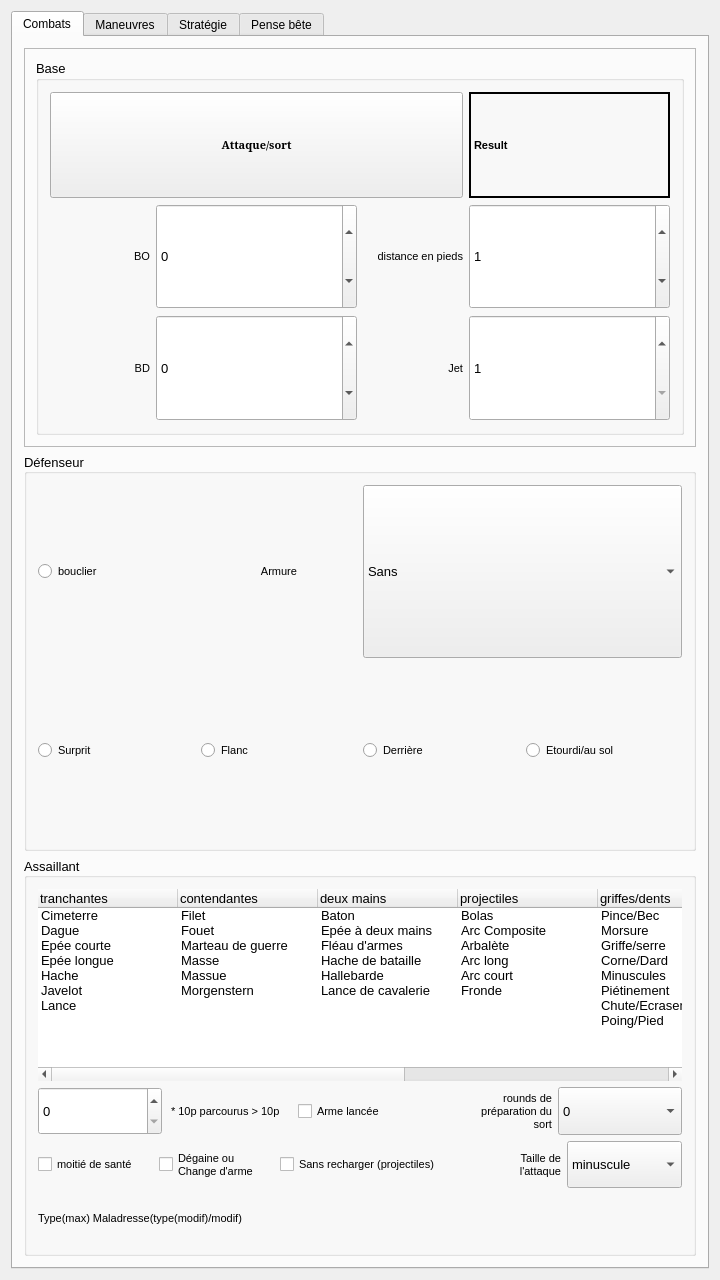
Before: the Qt Designer form mainwindow.ui in e2002e/JRTM-MERP, drawn with Qt 5.
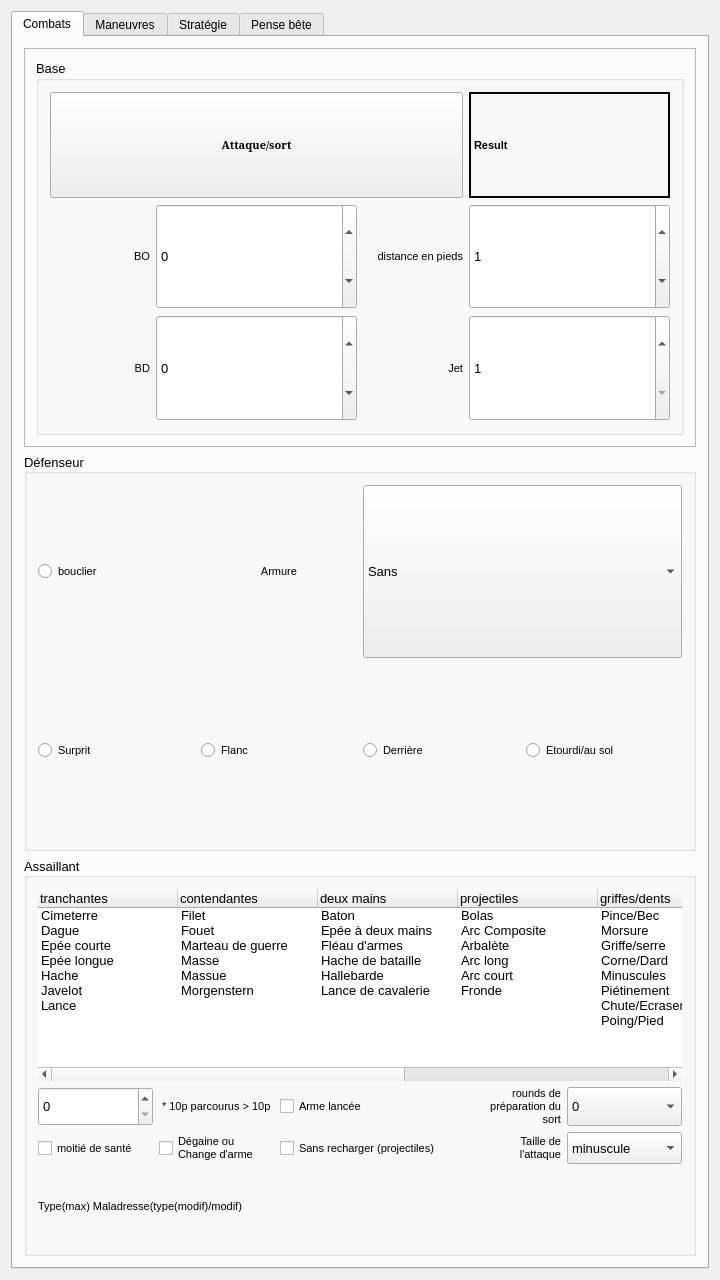
After: the same form once the commit is applied. Icons and pictures are not drawn.

```diff
--- a/mainwindow.ui
+++ b/mainwindow.ui
@@ -633,7 +633,284 @@
            <set>Qt::AlignLeading|Qt::AlignLeft|Qt::AlignVCenter</set>
           </property>
           <layout class="QGridLayout" name="gridLayout_12">
-           <item row="0" column="0" colspan="6">
+           <item row="1" column="0" colspan="3">
+            <layout class="QGridLayout" name="gridLayout_8">
+             <item row="1" column="4">
+              <widget class="QComboBox" name="comboBox_5">
+               <property name="enabled">
+                <bool>true</bool>
+               </property>
+               <property name="sizePolicy">
+                <sizepolicy hsizetype="Preferred" vsizetype="Preferred">
+                 <horstretch>0</horstretch>
+                 <verstretch>0</verstretch>
+                </sizepolicy>
+               </property>
+               <property name="layoutDirection">
+                <enum>Qt::LeftToRight</enum>
+               </property>
+               <property name="sizeAdjustPolicy">
+                <enum>QComboBox::AdjustToContents</enum>
+               </property>
+               <item>
+                <property name="text">
+                 <string>minuscule</string>
+                </property>
+               </item>
+               <item>
+                <property name="text">
+                 <string>petite</string>
+                </property>
+               </item>
+               <item>
+                <property name="text">
+                 <string>moyenne</string>
+                </property>
+               </item>
+               <item>
+                <property name="text">
+                 <string>grande</string>
+                </property>
+               </item>
+               <item>
+                <property name="text">
+                 <string>énormes</string>
+                </property>
+               </item>
+              </widget>
+             </item>
+             <item row="1" column="3">
+              <widget class="QLabel" name="label_9">
+               <property name="sizePolicy">
+                <sizepolicy hsizetype="Preferred" vsizetype="Preferred">
+                 <horstretch>0</horstretch>
+                 <verstretch>0</verstretch>
+                </sizepolicy>
+               </property>
+               <property name="font">
+                <font>
+                 <pointsize>8</pointsize>
+                 <weight>50</weight>
+                 <italic>false</italic>
+                 <bold>false</bold>
+                 <underline>false</underline>
+                </font>
+               </property>
+               <property name="text">
+                <string>Taille de
+l'attaque</string>
+               </property>
+               <property name="alignment">
+                <set>Qt::AlignRight|Qt::AlignTrailing|Qt::AlignVCenter</set>
+               </property>
+              </widget>
+             </item>
+             <item row="1" column="1">
+              <widget class="QCheckBox" name="checkBox_9">
+               <property name="sizePolicy">
+                <sizepolicy hsizetype="Preferred" vsizetype="Preferred">
+                 <horstretch>0</horstretch>
+                 <verstretch>0</verstretch>
+                </sizepolicy>
+               </property>
+               <property name="font">
+                <font>
+                 <pointsize>8</pointsize>
+                 <weight>50</weight>
+                 <bold>false</bold>
+                </font>
+               </property>
+               <property name="text">
+                <string>Dégaine ou
+Change d'arme</string>
+               </property>
+               <property name="autoExclusive">
+                <bool>false</bool>
+               </property>
+              </widget>
+             </item>
+             <item row="1" column="2">
+              <widget class="QCheckBox" name="checkBox_2">
+               <property name="enabled">
+                <bool>true</bool>
+               </property>
+               <property name="sizePolicy">
+                <sizepolicy hsizetype="Preferred" vsizetype="Preferred">
+                 <horstretch>0</horstretch>
+                 <verstretch>0</verstretch>
+                </sizepolicy>
+               </property>
+               <property name="font">
+                <font>
+                 <pointsize>8</pointsize>
+                 <weight>50</weight>
+                 <bold>false</bold>
+                </font>
+               </property>
+               <property name="layoutDirection">
+                <enum>Qt::LeftToRight</enum>
+               </property>
+               <property name="text">
+                <string>Sans recharger (projectiles)</string>
+               </property>
+              </widget>
+             </item>
+             <item row="1" column="0">
+              <widget class="QCheckBox" name="checkBox_10">
+               <property name="sizePolicy">
+                <sizepolicy hsizetype="Preferred" vsizetype="Preferred">
+                 <horstretch>0</horstretch>
+                 <verstretch>0</verstretch>
+                </sizepolicy>
+               </property>
+               <property name="font">
+                <font>
+                 <pointsize>8</pointsize>
+                 <weight>50</weight>
+                 <bold>false</bold>
+                </font>
+               </property>
+               <property name="text">
+                <string>moitié de santé</string>
+               </property>
+               <property name="autoExclusive">
+                <bool>false</bool>
+               </property>
+              </widget>
+             </item>
+             <item row="0" column="0">
+              <widget class="QSpinBox" name="spinBox_5">
+               <property name="sizePolicy">
+                <sizepolicy hsizetype="Preferred" vsizetype="Preferred">
+                 <horstretch>0</horstretch>
+                 <verstretch>0</verstretch>
+                </sizepolicy>
+               </property>
+               <property name="layoutDirection">
+                <enum>Qt::LeftToRight</enum>
+               </property>
+               <property name="autoFillBackground">
+                <bool>false</bool>
+               </property>
+              </widget>
+             </item>
+             <item row="0" column="1">
+              <widget class="QLabel" name="label_7">
+               <property name="sizePolicy">
+                <sizepolicy hsizetype="Preferred" vsizetype="Preferred">
+                 <horstretch>0</horstretch>
+                 <verstretch>0</verstretch>
+                </sizepolicy>
+               </property>
+               <property name="font">
+                <font>
+                 <pointsize>8</pointsize>
+                 <weight>50</weight>
+                 <bold>false</bold>
+                </font>
+               </property>
+               <property name="text">
+                <string> * 10p parcourus &gt; 10p</string>
+               </property>
+              </widget>
+             </item>
+             <item row="0" column="2">
+              <widget class="QCheckBox" name="checkBox">
+               <property name="enabled">
+                <bool>true</bool>
+               </property>
+               <property name="sizePolicy">
+                <sizepolicy hsizetype="Preferred" vsizetype="Preferred">
+                 <horstretch>0</horstretch>
+                 <verstretch>0</verstretch>
+                </sizepolicy>
+               </property>
+               <property name="font">
+                <font>
+                 <pointsize>8</pointsize>
+                 <weight>50</weight>
+                 <bold>false</bold>
+                </font>
+               </property>
+               <property name="layoutDirection">
+                <enum>Qt::LeftToRight</enum>
+               </property>
+               <property name="text">
+                <string>Arme lancée</string>
+               </property>
+               <property name="checkable">
+                <bool>true</bool>
+               </property>
+              </widget>
+             </item>
+             <item row="0" column="3">
+              <widget class="QLabel" name="label_34">
+               <property name="font">
+                <font>
+                 <pointsize>8</pointsize>
+                 <weight>50</weight>
+                 <italic>false</italic>
+                 <bold>false</bold>
+                 <underline>false</underline>
+                </font>
+               </property>
+               <property name="layoutDirection">
+                <enum>Qt::LeftToRight</enum>
+               </property>
+               <property name="text">
+                <string>rounds de
+préparation du
+sort</string>
+               </property>
+               <property name="alignment">
+                <set>Qt::AlignRight|Qt::AlignTrailing|Qt::AlignVCenter</set>
+               </property>
+              </widget>
+             </item>
+             <item row="0" column="4">
+              <widget class="QComboBox" name="comboBox_8">
+               <property name="enabled">
+                <bool>true</bool>
+               </property>
+               <property name="sizePolicy">
+                <sizepolicy hsizetype="Preferred" vsizetype="Preferred">
+                 <horstretch>0</horstretch>
+                 <verstretch>0</verstretch>
+                </sizepolicy>
+               </property>
+               <property name="sizeAdjustPolicy">
+                <enum>QComboBox::AdjustToContents</enum>
+               </property>
+               <item>
+                <property name="text">
+                 <string>0</string>
+                </property>
+               </item>
+               <item>
+                <property name="text">
+                 <string>1</string>
+                </property>
+               </item>
+               <item>
+                <property name="text">
+                 <string>2</string>
+                </property>
+               </item>
+               <item>
+                <property name="text">
+                 <string>3</string>
+                </property>
+               </item>
+               <item>
+                <property name="text">
+                 <string>4</string>
+                </property>
+               </item>
+              </widget>
+             </item>
+            </layout>
+           </item>
+           <item row="0" column="0" colspan="3">
             <widget class="QTreeWidget" name="treeWidget">
              <property name="sizePolicy">
               <sizepolicy hsizetype="Preferred" vsizetype="Preferred">
@@ -965,288 +1242,7 @@
              </item>
             </widget>
            </item>
-           <item row="1" column="0" colspan="6">
-            <layout class="QHBoxLayout" name="horizontalLayout_2">
-             <item>
-              <widget class="QSpinBox" name="spinBox_5">
-               <property name="sizePolicy">
-                <sizepolicy hsizetype="Preferred" vsizetype="Preferred">
-                 <horstretch>0</horstretch>
-                 <verstretch>0</verstretch>
-                </sizepolicy>
-               </property>
-               <property name="layoutDirection">
-                <enum>Qt::LeftToRight</enum>
-               </property>
-               <property name="autoFillBackground">
-                <bool>false</bool>
-               </property>
-              </widget>
-             </item>
-             <item>
-              <widget class="QLabel" name="label_7">
-               <property name="sizePolicy">
-                <sizepolicy hsizetype="Preferred" vsizetype="Preferred">
-                 <horstretch>0</horstretch>
-                 <verstretch>0</verstretch>
-                </sizepolicy>
-               </property>
-               <property name="font">
-                <font>
-                 <pointsize>8</pointsize>
-                 <weight>50</weight>
-                 <bold>false</bold>
-                </font>
-               </property>
-               <property name="text">
-                <string> * 10p parcourus &gt; 10p</string>
-               </property>
-              </widget>
-             </item>
-             <item>
-              <widget class="QCheckBox" name="checkBox">
-               <property name="enabled">
-                <bool>true</bool>
-               </property>
-               <property name="sizePolicy">
-                <sizepolicy hsizetype="Preferred" vsizetype="Preferred">
-                 <horstretch>0</horstretch>
-                 <verstretch>0</verstretch>
-                </sizepolicy>
-               </property>
-               <property name="font">
-                <font>
-                 <pointsize>8</pointsize>
-                 <weight>50</weight>
-                 <bold>false</bold>
-                </font>
-               </property>
-               <property name="layoutDirection">
-                <enum>Qt::LeftToRight</enum>
-               </property>
-               <property name="text">
-                <string>Arme lancée</string>
-               </property>
-               <property name="checkable">
-                <bool>true</bool>
-               </property>
-              </widget>
-             </item>
-             <item>
-              <widget class="QLabel" name="label_34">
-               <property name="font">
-                <font>
-                 <pointsize>8</pointsize>
-                 <weight>50</weight>
-                 <italic>false</italic>
-                 <bold>false</bold>
-                 <underline>false</underline>
-                </font>
-               </property>
-               <property name="layoutDirection">
-                <enum>Qt::LeftToRight</enum>
-               </property>
-               <property name="text">
-                <string>rounds de
-préparation du
-sort</string>
-               </property>
-               <property name="alignment">
-                <set>Qt::AlignRight|Qt::AlignTrailing|Qt::AlignVCenter</set>
-               </property>
-              </widget>
-             </item>
-             <item>
-              <widget class="QComboBox" name="comboBox_8">
-               <property name="enabled">
-                <bool>true</bool>
-               </property>
-               <property name="sizePolicy">
-                <sizepolicy hsizetype="Preferred" vsizetype="Preferred">
-                 <horstretch>0</horstretch>
-                 <verstretch>0</verstretch>
-                </sizepolicy>
-               </property>
-               <property name="sizeAdjustPolicy">
-                <enum>QComboBox::AdjustToContents</enum>
-               </property>
-               <item>
-                <property name="text">
-                 <string>0</string>
-                </property>
-               </item>
-               <item>
-                <property name="text">
-                 <string>1</string>
-                </property>
-               </item>
-               <item>
-                <property name="text">
-                 <string>2</string>
-                </property>
-               </item>
-               <item>
-                <property name="text">
-                 <string>3</string>
-                </property>
-               </item>
-               <item>
-                <property name="text">
-                 <string>4</string>
-                </property>
-               </item>
-              </widget>
-             </item>
-            </layout>
-           </item>
-           <item row="2" column="0" colspan="6">
-            <layout class="QHBoxLayout" name="horizontalLayout_3">
-             <item>
-              <widget class="QCheckBox" name="checkBox_10">
-               <property name="sizePolicy">
-                <sizepolicy hsizetype="Preferred" vsizetype="Preferred">
-                 <horstretch>0</horstretch>
-                 <verstretch>0</verstretch>
-                </sizepolicy>
-               </property>
-               <property name="font">
-                <font>
-                 <pointsize>8</pointsize>
-                 <weight>50</weight>
-                 <bold>false</bold>
-                </font>
-               </property>
-               <property name="text">
-                <string>moitié de santé</string>
-               </property>
-               <property name="autoExclusive">
-                <bool>false</bool>
-               </property>
-              </widget>
-             </item>
-             <item>
-              <widget class="QCheckBox" name="checkBox_9">
-               <property name="sizePolicy">
-                <sizepolicy hsizetype="Preferred" vsizetype="Preferred">
-                 <horstretch>0</horstretch>
-                 <verstretch>0</verstretch>
-                </sizepolicy>
-               </property>
-               <property name="font">
-                <font>
-                 <pointsize>8</pointsize>
-                 <weight>50</weight>
-                 <bold>false</bold>
-                </font>
-               </property>
-               <property name="text">
-                <string>Dégaine ou
-Change d'arme</string>
-               </property>
-               <property name="autoExclusive">
-                <bool>false</bool>
-               </property>
-              </widget>
-             </item>
-             <item>
-              <widget class="QCheckBox" name="checkBox_2">
-               <property name="enabled">
-                <bool>true</bool>
-               </property>
-               <property name="sizePolicy">
-                <sizepolicy hsizetype="Preferred" vsizetype="Preferred">
-                 <horstretch>0</horstretch>
-                 <verstretch>0</verstretch>
-                </sizepolicy>
-               </property>
-               <property name="font">
-                <font>
-                 <pointsize>8</pointsize>
-                 <weight>50</weight>
-                 <bold>false</bold>
-                </font>
-               </property>
-               <property name="layoutDirection">
-                <enum>Qt::LeftToRight</enum>
-               </property>
-               <property name="text">
-                <string>Sans recharger (projectiles)</string>
-               </property>
-              </widget>
-             </item>
-             <item>
-              <widget class="QLabel" name="label_9">
-               <property name="sizePolicy">
-                <sizepolicy hsizetype="Preferred" vsizetype="Preferred">
-                 <horstretch>0</horstretch>
-                 <verstretch>0</verstretch>
-                </sizepolicy>
-               </property>
-               <property name="font">
-                <font>
-                 <pointsize>8</pointsize>
-                 <weight>50</weight>
-                 <italic>false</italic>
-                 <bold>false</bold>
-                 <underline>false</underline>
-                </font>
-               </property>
-               <property name="text">
-                <string>Taille de
-l'attaque</string>
-               </property>
-               <property name="alignment">
-                <set>Qt::AlignRight|Qt::AlignTrailing|Qt::AlignVCenter</set>
-               </property>
-              </widget>
-             </item>
-             <item>
-              <widget class="QComboBox" name="comboBox_5">
-               <property name="enabled">
-                <bool>true</bool>
-               </property>
-               <property name="sizePolicy">
-                <sizepolicy hsizetype="Preferred" vsizetype="Preferred">
-                 <horstretch>0</horstretch>
-                 <verstretch>0</verstretch>
-                </sizepolicy>
-               </property>
-               <property name="layoutDirection">
-                <enum>Qt::LeftToRight</enum>
-               </property>
-               <property name="sizeAdjustPolicy">
-                <enum>QComboBox::AdjustToContents</enum>
-               </property>
-               <item>
-                <property name="text">
-                 <string>minuscule</string>
-                </property>
-               </item>
-               <item>
-                <property name="text">
-                 <string>petite</string>
-                </property>
-               </item>
-               <item>
-                <property name="text">
-                 <string>moyenne</string>
-                </property>
-               </item>
-               <item>
-                <property name="text">
-                 <string>grande</string>
-                </property>
-               </item>
-               <item>
-                <property name="text">
-                 <string>énormes</string>
-                </property>
-               </item>
-              </widget>
-             </item>
-            </layout>
-           </item>
-           <item row="4" column="0" colspan="2">
+           <item row="2" column="0" colspan="2">
             <widget class="QLabel" name="label_6">
              <property name="sizePolicy">
               <sizepolicy hsizetype="Preferred" vsizetype="Preferred">
```
Left out of the diff: 184 changed lines with no effect on the pictures.
